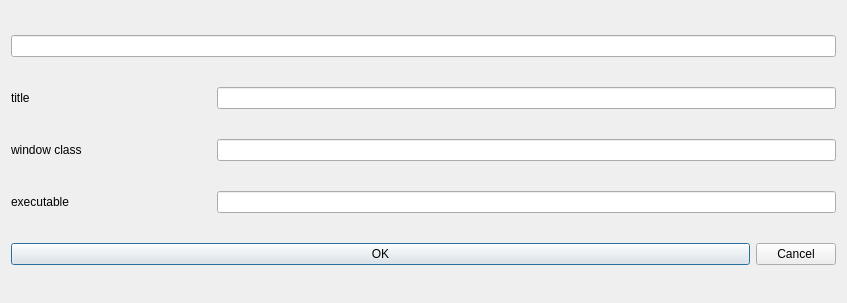
Old version of the form ui/scopeDialog.ui in the repository ewerybody/a2.
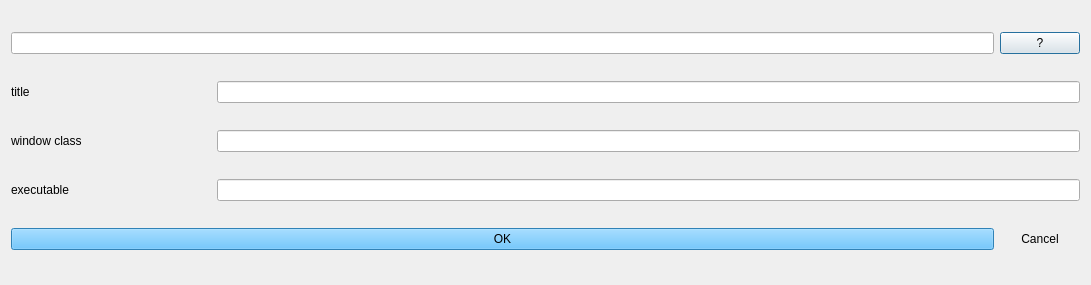
New version of the form.

```diff
--- a/ui/scopeDialog.ui
+++ b/ui/scopeDialog.ui
@@ -6,8 +6,8 @@
    <rect>
     <x>0</x>
     <y>0</y>
-    <width>847</width>
-    <height>303</height>
+    <width>1091</width>
+    <height>285</height>
    </rect>
   </property>
   <property name="windowTitle">
@@ -15,7 +15,22 @@
   </property>
   <layout class="QVBoxLayout" name="verticalLayout">
    <item>
-    <widget class="QLineEdit" name="lineEdit"/>
+    <layout class="QHBoxLayout" name="horizontalLayout_5">
+     <item>
+      <widget class="QLineEdit" name="lineEdit">
+       <property name="readOnly">
+        <bool>true</bool>
+       </property>
+      </widget>
+     </item>
+     <item>
+      <widget class="QPushButton" name="pushButton_3">
+       <property name="text">
+        <string>?</string>
+       </property>
+      </widget>
+     </item>
+    </layout>
    </item>
    <item>
     <layout class="QHBoxLayout" name="horizontalLayout_2" stretch="0,0">
@@ -81,6 +96,9 @@
     <layout class="QHBoxLayout" name="horizontalLayout" stretch="1,0">
      <item>
       <widget class="QPushButton" name="pushButton_2">
+       <property name="styleSheet">
+        <string notr="true">* {background-color: #43B6FF;}</string>
+       </property>
        <property name="text">
         <string>OK</string>
        </property>
@@ -91,6 +109,9 @@
        <property name="text">
         <string>Cancel</string>
        </property>
+       <property name="flat">
+        <bool>true</bool>
+       </property>
       </widget>
      </item>
     </layout>
```
